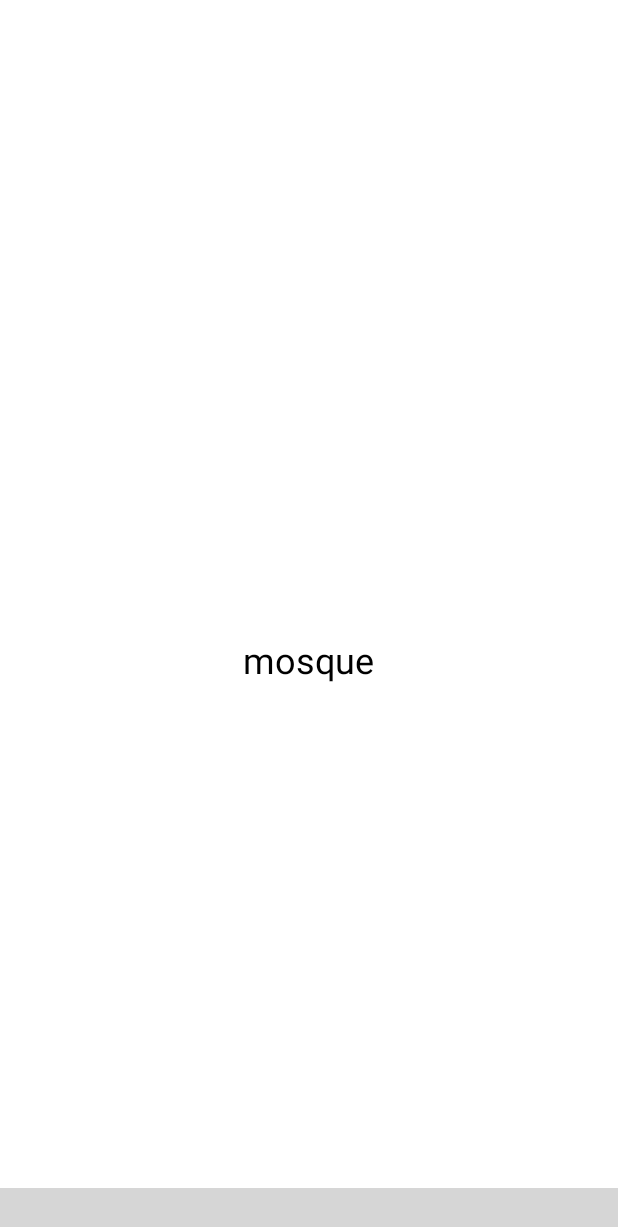
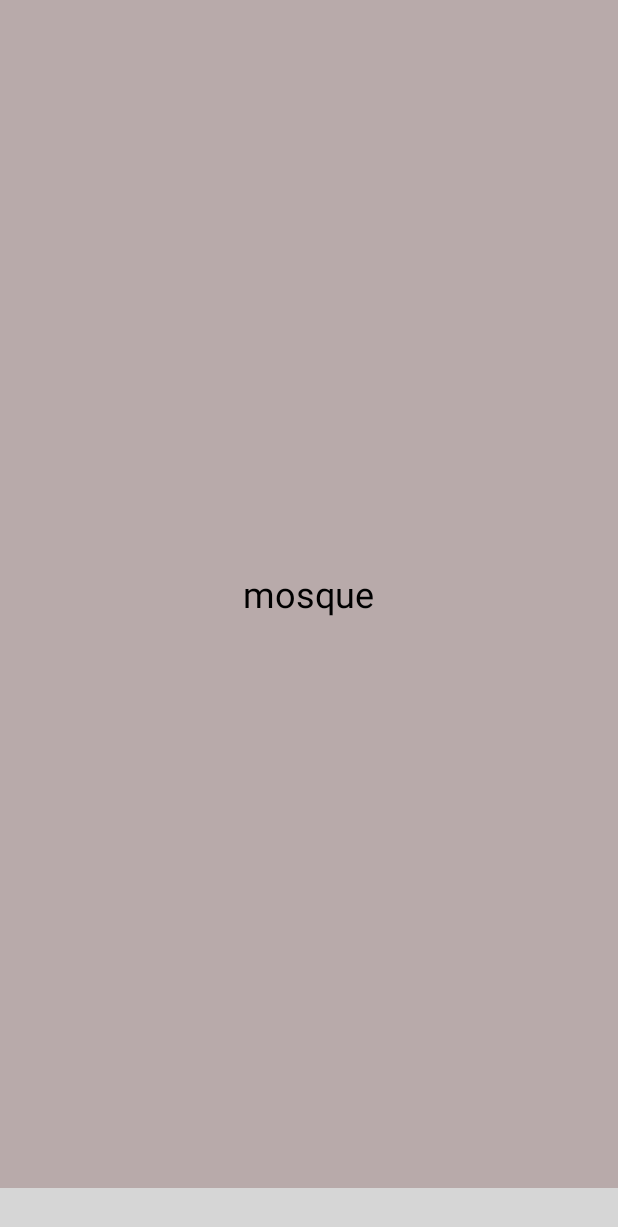
Before and after one commit to YassineMj/Dikr, an Android app: the fragment MosqueFragment placed in its activity, on a phone screen of 412 x 824 dp. Shown: the top 1227 px of the screen. Run offline under Robolectric (Android 15) with nearby library versions, the phone set to English and light mode, and no system bars; libraries missing offline, so code that uses them is left out: com.etebarian.meowbottomnavigation; plain views replace MeowBottomNavigation; 8 statements that could not run were skipped; grey boxes are pictures that could not be loaded.

Commit message:
alwan o daq chi

```diff
--- a/app/src/main/java/com/example/dikr/ActivityLogin.java
+++ b/app/src/main/java/com/example/dikr/ActivityLogin.java
@@ -21,9 +21,10 @@ public class ActivityLogin extends AppCompatActivity {
 
         AccountCRUD account=new AccountCRUD(this);
 
-        //account.select();
+        account.select();
 
         final Intent IntentCreateAccount=new Intent(this,ActivityCreateAccount.class);
+        Intent IntentMenu = new Intent(this,ActivityMenu.class);
 
 
         EditText txt_email=findViewById(R.id.txt_email);
@@ -42,7 +43,7 @@ public class ActivityLogin extends AppCompatActivity {
                 else{
                     if(Patterns.EMAIL_ADDRESS.matcher(txt_email.getText().toString()).matches() && account.selectAccount(txt_email.getText().toString(),txt_password.getText().toString())==true){
                         Toast.makeText(ActivityLogin.this," Validated Successfully !",Toast.LENGTH_LONG).show();
-
+                        startActivity(IntentMenu);
                     }else {
                         Toast.makeText(ActivityLogin.this," Invalid Email",Toast.LENGTH_LONG).show();
                     }
--- a/app/src/main/res/layout/activitymenu.xml
+++ b/app/src/main/res/layout/activitymenu.xml
@@ -6,24 +6,14 @@
     android:layout_height="match_parent"
     tools:context=".ActivityMenu">
 
-    <androidx.appcompat.widget.Toolbar
-        android:elevation="10dp"
-        android:id="@+id/toolbar"
-        app:title=""
-        android:layout_width="match_parent"
-        android:layout_height="wrap_content"
-        app:layout_constraintEnd_toEndOf="parent"
-        app:layout_constraintStart_toStartOf="parent"
-        app:layout_constraintTop_toTopOf="parent" />
-
     <FrameLayout
         android:id="@+id/frame"
         android:layout_width="match_parent"
         android:layout_height="0dp"
-        app:layout_constraintTop_toBottomOf="@+id/toolbar"
+        app:layout_constraintBottom_toTopOf="@+id/bar_menu"
         app:layout_constraintEnd_toEndOf="parent"
-        app:layout_constraintBottom_toBottomOf="parent"
-        app:layout_constraintStart_toStartOf="parent" />
+        app:layout_constraintStart_toStartOf="parent"
+        app:layout_constraintTop_toTopOf="parent" />
 
     <com.etebarian.meowbottomnavigation.MeowBottomNavigation
         android:id="@+id/bar_menu"
@@ -40,6 +30,7 @@
         app:mbn_rippleColor="#2f424242"
         app:mbn_selectedIconColor="#3c415e"
         app:mbn_shadowColor="#1f212121"
+        android:background="@color/grey"
         />
 
 </androidx.constraintlayout.widget.ConstraintLayout>
--- a/app/src/main/res/layout/fragment_home.xml
+++ b/app/src/main/res/layout/fragment_home.xml
@@ -4,7 +4,8 @@
     xmlns:android="http://schemas.android.com/apk/res/android"
     xmlns:tools="http://schemas.android.com/tools"
     android:layout_width="match_parent"
-    android:layout_height="match_parent">
+    android:layout_height="match_parent"
+    android:background="@color/grey">
 
     <!-- TODO: Update blank fragment layout -->
     <TextView
--- a/app/src/main/res/layout/fragment_mosque.xml
+++ b/app/src/main/res/layout/fragment_mosque.xml
@@ -4,7 +4,8 @@
     xmlns:android="http://schemas.android.com/apk/res/android"
     xmlns:tools="http://schemas.android.com/tools"
     android:layout_width="match_parent"
-    android:layout_height="match_parent">
+    android:layout_height="match_parent"
+    android:background="@color/grey">
 
     <!-- TODO: Update blank fragment layout -->
     <TextView
--- a/app/src/main/res/layout/fragment_profile.xml
+++ b/app/src/main/res/layout/fragment_profile.xml
@@ -4,7 +4,8 @@
     xmlns:android="http://schemas.android.com/apk/res/android"
     xmlns:tools="http://schemas.android.com/tools"
     android:layout_width="match_parent"
-    android:layout_height="match_parent">
+    android:layout_height="match_parent"
+    android:background="@color/grey">
 
     <!-- TODO: Update blank fragment layout -->
     <TextView
--- a/app/src/main/res/layout/fragment_quran.xml
+++ b/app/src/main/res/layout/fragment_quran.xml
@@ -4,7 +4,8 @@
     xmlns:android="http://schemas.android.com/apk/res/android"
     xmlns:tools="http://schemas.android.com/tools"
     android:layout_width="match_parent"
-    android:layout_height="match_parent">
+    android:layout_height="match_parent"
+    android:background="@color/grey">
 
     <!-- TODO: Update blank fragment layout -->
     <TextView
--- a/app/src/main/res/layout/fragment_share.xml
+++ b/app/src/main/res/layout/fragment_share.xml
@@ -4,7 +4,8 @@
     xmlns:android="http://schemas.android.com/apk/res/android"
     xmlns:tools="http://schemas.android.com/tools"
     android:layout_width="match_parent"
-    android:layout_height="match_parent">
+    android:layout_height="match_parent"
+    android:background="@color/grey">
 
     <!-- TODO: Update blank fragment layout -->
     <TextView
--- a/app/src/main/res/values/colors.xml
+++ b/app/src/main/res/values/colors.xml
@@ -23,12 +23,11 @@
     <color name="followers">#0D5D98</color>
     <color name="headings">#3797CF</color>
     <color name="solidCircle">#AAFFFFFF</color>
-    <color name="circleBorder">#50FFFFFF</color>
     <color name="gradEnd">#52756B</color>
     <color name="gradStart">#63C9FF</color>
     <color name="followersBg">#65DCE5</color>
     <color name="followingBg">#49BEFF</color>
-    <color name="grey">#B9B9B9</color>
+    <color name="grey">#B8AAAA</color>
     <color name="yellow">#635900</color>
 
 
```
Also changed, not shown: app/src/main/AndroidManifest.xml (+11 -7 lines).
